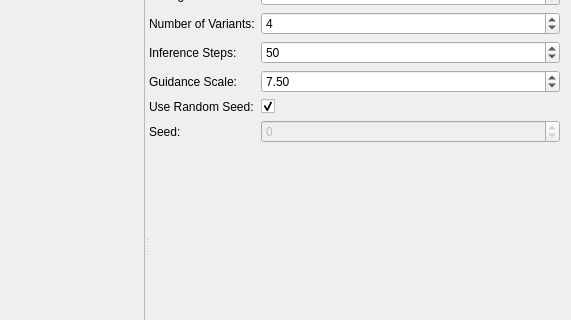
qweryty/image-ai-utils-krita, file image_ai_utils/common/ui/diffusion_dialog.ui: the form before one commit; both pictures show x 429 to 1000 and y 254 to 574 of the 1000 by 1000 pixel window.
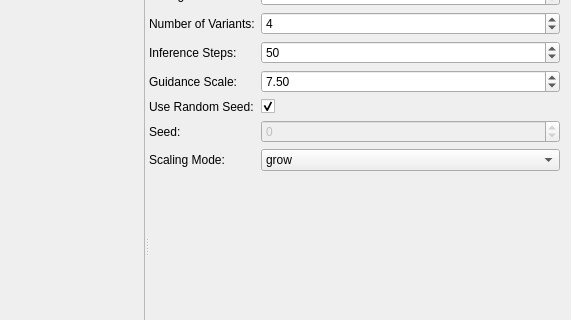
The form after the commit.

Commit message: Added scaling mode

Patch:
```diff
--- a/image_ai_utils/common/ui/diffusion_dialog.ui
+++ b/image_ai_utils/common/ui/diffusion_dialog.ui
@@ -253,6 +253,30 @@
            </property>
           </widget>
          </item>
+         <item row="7" column="1">
+          <widget class="QComboBox" name="scaling_mode_combo_box">
+           <property name="toolTip">
+            <string>&lt;html&gt;&lt;head/&gt;&lt;body&gt;&lt;p&gt;grow: requires more VRAM per image, but provides higher quality, the resulting image will be 512x512 or larger&lt;/p&gt;&lt;p&gt;shrink: requires less VRAM, but poorer quality, the resulting image will be 512x512 or smaller&lt;/p&gt;&lt;p&gt;&lt;br/&gt;&lt;/p&gt;&lt;/body&gt;&lt;/html&gt;</string>
+           </property>
+           <item>
+            <property name="text">
+             <string>grow</string>
+            </property>
+           </item>
+           <item>
+            <property name="text">
+             <string>shrink</string>
+            </property>
+           </item>
+          </widget>
+         </item>
+         <item row="7" column="0">
+          <widget class="QLabel" name="label_7">
+           <property name="text">
+            <string>Scaling Mode:</string>
+           </property>
+          </widget>
+         </item>
         </layout>
        </item>
        <item>
```
The commit also changes 2 other files.
